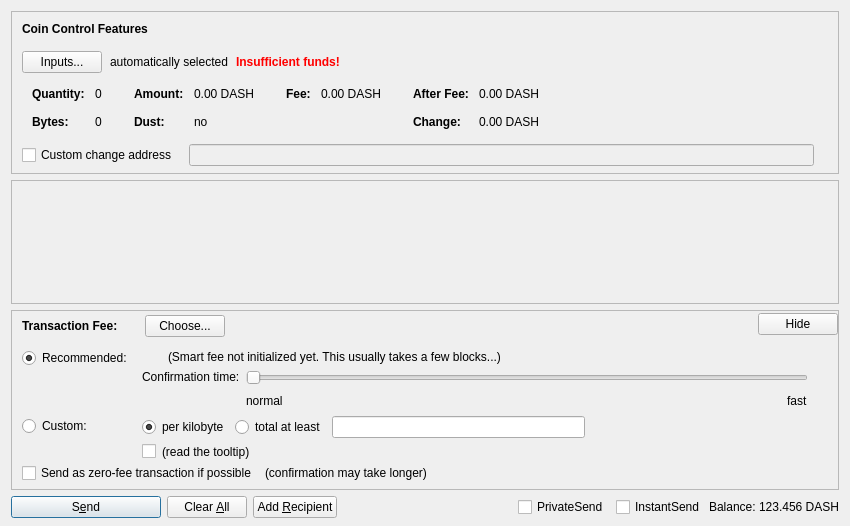
The window that src/qt/forms/sendcoinsdialog.ui (bitbony/bitbony) describes before a commit, drawn with Qt 5.
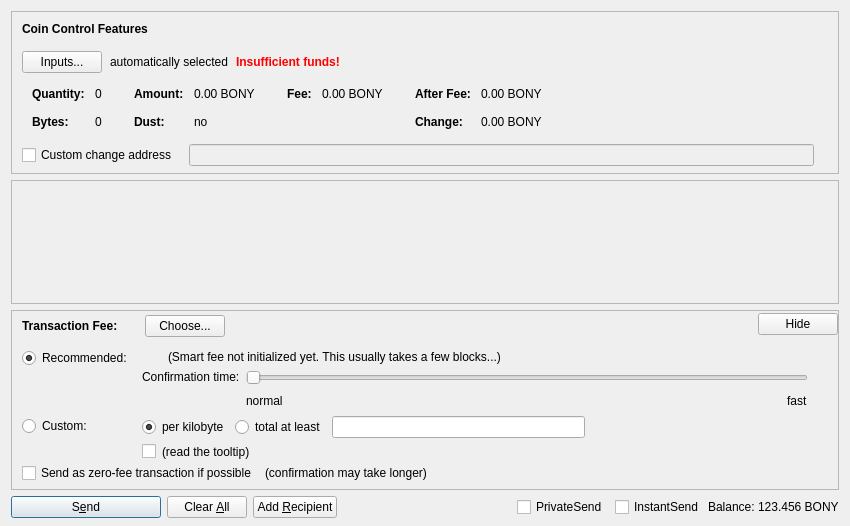
The same window after the commit. Custom widgets are drawn as their Qt base class.

```diff
--- a/src/qt/forms/sendcoinsdialog.ui
+++ b/src/qt/forms/sendcoinsdialog.ui
@@ -324,7 +324,7 @@
                   <enum>Qt::ActionsContextMenu</enum>
                  </property>
                  <property name="text">
-                  <string notr="true">0.00 DASH</string>
+                  <string notr="true">0.00 BONY</string>
                  </property>
                  <property name="textInteractionFlags">
                   <set>Qt::LinksAccessibleByMouse|Qt::TextSelectableByKeyboard|Qt::TextSelectableByMouse</set>
@@ -404,7 +404,7 @@
                   <enum>Qt::ActionsContextMenu</enum>
                  </property>
                  <property name="text">
-                  <string notr="true">0.00 DASH</string>
+                  <string notr="true">0.00 BONY</string>
                  </property>
                  <property name="textInteractionFlags">
                   <set>Qt::LinksAccessibleByMouse|Qt::TextSelectableByKeyboard|Qt::TextSelectableByMouse</set>
@@ -455,7 +455,7 @@
                   <enum>Qt::ActionsContextMenu</enum>
                  </property>
                  <property name="text">
-                  <string notr="true">0.00 DASH</string>
+                  <string notr="true">0.00 BONY</string>
                  </property>
                  <property name="textInteractionFlags">
                   <set>Qt::LinksAccessibleByMouse|Qt::TextSelectableByKeyboard|Qt::TextSelectableByMouse</set>
@@ -484,7 +484,7 @@
                   <enum>Qt::ActionsContextMenu</enum>
                  </property>
                  <property name="text">
-                  <string notr="true">0.00 DASH</string>
+                  <string notr="true">0.00 BONY</string>
                  </property>
                  <property name="textInteractionFlags">
                   <set>Qt::LinksAccessibleByMouse|Qt::TextSelectableByKeyboard|Qt::TextSelectableByMouse</set>
@@ -1337,7 +1337,7 @@
           <cursorShape>IBeamCursor</cursorShape>
          </property>
          <property name="text">
-          <string notr="true">123.456 DASH</string>
+          <string notr="true">123.456 BONY</string>
          </property>
          <property name="textInteractionFlags">
           <set>Qt::LinksAccessibleByMouse|Qt::TextSelectableByKeyboard|Qt::TextSelectableByMouse</set>
```
Left out of the diff: 6 changed lines with no effect on the pictures.
